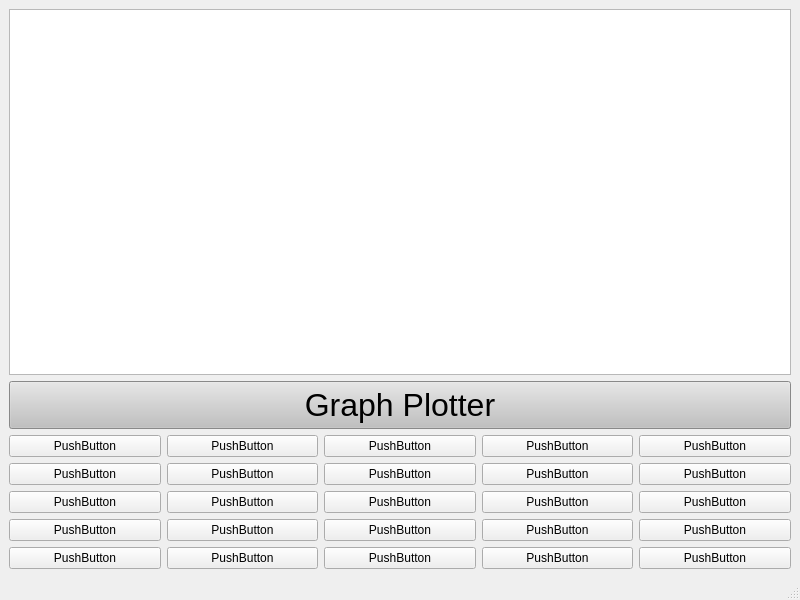
Qt form customPlotTedt/Algebric_Calculator.ui (KaziMuktadirAhmed/ALgebric-Calculator-SPL-1-) before a commit.
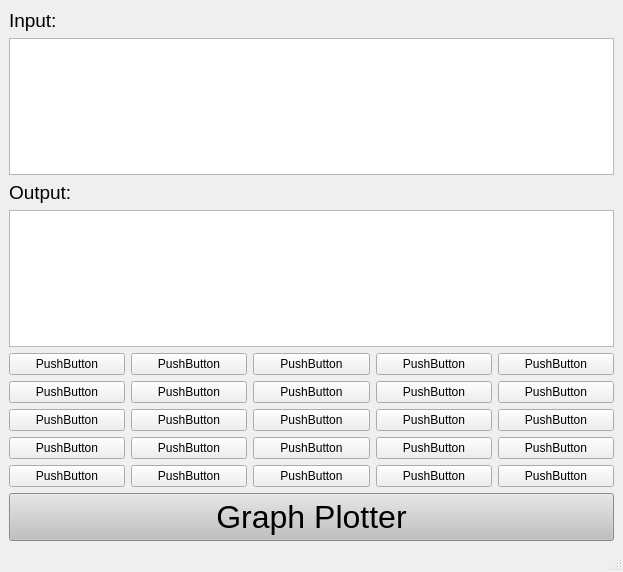
The same form after that commit.

Patch:
```diff
--- a/customPlotTedt/Algebric_Calculator.ui
+++ b/customPlotTedt/Algebric_Calculator.ui
@@ -6,8 +6,8 @@
    <rect>
     <x>0</x>
     <y>0</y>
-    <width>800</width>
-    <height>600</height>
+    <width>623</width>
+    <height>572</height>
    </rect>
   </property>
   <property name="windowTitle">
@@ -15,108 +15,224 @@
   </property>
   <widget class="QWidget" name="centralwidget">
    <layout class="QGridLayout" name="gridLayout">
-    <item row="4" column="3">
-     <widget class="QPushButton" name="pushButton_14">
-      <property name="text">
-       <string>PushButton</string>
-      </property>
-     </widget>
-    </item>
-    <item row="2" column="2">
+    <item row="5" column="2">
      <widget class="QPushButton" name="pushButton_4">
       <property name="text">
        <string>PushButton</string>
       </property>
      </widget>
     </item>
-    <item row="4" column="1">
-     <widget class="QPushButton" name="pushButton_12">
+    <item row="1" column="0" colspan="5">
+     <widget class="QTextEdit" name="input"/>
+    </item>
+    <item row="5" column="1">
+     <widget class="QPushButton" name="pushButton_2">
       <property name="text">
        <string>PushButton</string>
       </property>
      </widget>
     </item>
-    <item row="4" column="0">
-     <widget class="QPushButton" name="pushButton_11">
+    <item row="3" column="0" colspan="5">
+     <widget class="QTextEdit" name="output"/>
+    </item>
+    <item row="7" column="2">
+     <widget class="QPushButton" name="pushButton_13">
+      <property name="text">
+       <string>PushButton</string>
+      </property>
+     </widget>
+    </item>
+    <item row="8" column="3">
+     <widget class="QPushButton" name="pushButton_19">
+      <property name="text">
+       <string>PushButton</string>
+      </property>
+     </widget>
+    </item>
+    <item row="8" column="1">
+     <widget class="QPushButton" name="pushButton_17">
       <property name="text">
        <string>PushButton</string>
       </property>
      </widget>
     </item>
     <item row="5" column="0">
+     <widget class="QPushButton" name="pushButton_3">
+      <property name="text">
+       <string>PushButton</string>
+      </property>
+     </widget>
+    </item>
+    <item row="2" column="0">
+     <widget class="QLabel" name="lbl_output">
+      <property name="sizePolicy">
+       <sizepolicy hsizetype="Preferred" vsizetype="Expanding">
+        <horstretch>0</horstretch>
+        <verstretch>0</verstretch>
+       </sizepolicy>
+      </property>
+      <property name="font">
+       <font>
+        <pointsize>14</pointsize>
+       </font>
+      </property>
+      <property name="text">
+       <string>Output:</string>
+      </property>
+     </widget>
+    </item>
+    <item row="7" column="0">
+     <widget class="QPushButton" name="pushButton_11">
+      <property name="text">
+       <string>PushButton</string>
+      </property>
+     </widget>
+    </item>
+    <item row="8" column="2">
+     <widget class="QPushButton" name="pushButton_18">
+      <property name="text">
+       <string>PushButton</string>
+      </property>
+     </widget>
+    </item>
+    <item row="9" column="3">
+     <widget class="QPushButton" name="pushButton_24">
+      <property name="text">
+       <string>PushButton</string>
+      </property>
+     </widget>
+    </item>
+    <item row="8" column="4">
+     <widget class="QPushButton" name="pushButton_20">
+      <property name="text">
+       <string>PushButton</string>
+      </property>
+     </widget>
+    </item>
+    <item row="0" column="0" colspan="2">
+     <widget class="QLabel" name="lbl_input">
+      <property name="sizePolicy">
+       <sizepolicy hsizetype="Preferred" vsizetype="Expanding">
+        <horstretch>0</horstretch>
+        <verstretch>0</verstretch>
+       </sizepolicy>
+      </property>
+      <property name="font">
+       <font>
+        <pointsize>14</pointsize>
+       </font>
+      </property>
+      <property name="text">
+       <string>Input:</string>
+      </property>
+     </widget>
+    </item>
+    <item row="7" column="3">
+     <widget class="QPushButton" name="pushButton_14">
+      <property name="text">
+       <string>PushButton</string>
+      </property>
+     </widget>
+    </item>
+    <item row="9" column="1">
+     <widget class="QPushButton" name="pushButton_22">
+      <property name="text">
+       <string>PushButton</string>
+      </property>
+     </widget>
+    </item>
+    <item row="9" column="4">
+     <widget class="QPushButton" name="pushButton_25">
+      <property name="text">
+       <string>PushButton</string>
+      </property>
+     </widget>
+    </item>
+    <item row="6" column="4">
+     <widget class="QPushButton" name="pushButton_10">
+      <property name="text">
+       <string>PushButton</string>
+      </property>
+     </widget>
+    </item>
+    <item row="7" column="1">
+     <widget class="QPushButton" name="pushButton_12">
+      <property name="text">
+       <string>PushButton</string>
+      </property>
+     </widget>
+    </item>
+    <item row="5" column="3">
+     <widget class="QPushButton" name="pushButton_5">
+      <property name="text">
+       <string>PushButton</string>
+      </property>
+     </widget>
+    </item>
+    <item row="7" column="4">
+     <widget class="QPushButton" name="pushButton_15">
+      <property name="text">
+       <string>PushButton</string>
+      </property>
+     </widget>
+    </item>
+    <item row="6" column="2">
+     <widget class="QPushButton" name="pushButton_8">
+      <property name="text">
+       <string>PushButton</string>
+      </property>
+     </widget>
+    </item>
+    <item row="8" column="0">
      <widget class="QPushButton" name="pushButton_16">
       <property name="text">
        <string>PushButton</string>
       </property>
      </widget>
     </item>
-    <item row="3" column="1">
+    <item row="6" column="1">
      <widget class="QPushButton" name="pushButton_7">
       <property name="text">
        <string>PushButton</string>
       </property>
      </widget>
     </item>
-    <item row="2" column="4">
-     <widget class="QPushButton" name="pushButton_6">
+    <item row="9" column="0">
+     <widget class="QPushButton" name="pushButton_21">
       <property name="text">
        <string>PushButton</string>
       </property>
      </widget>
     </item>
-    <item row="2" column="3">
-     <widget class="QPushButton" name="pushButton_5">
+    <item row="6" column="3">
+     <widget class="QPushButton" name="pushButton_9">
+      <property name="text">
+       <string>PushButton</string>
+      </property>
+     </widget>
+    </item>
+    <item row="9" column="2">
+     <widget class="QPushButton" name="pushButton_23">
       <property name="text">
        <string>PushButton</string>
       </property>
      </widget>
     </item>
     <item row="5" column="4">
-     <widget class="QPushButton" name="pushButton_20">
+     <widget class="QPushButton" name="pushButton_6">
       <property name="text">
        <string>PushButton</string>
       </property>
      </widget>
     </item>
-    <item row="3" column="0">
+    <item row="6" column="0">
      <widget class="QPushButton" name="pushButton">
       <property name="text">
        <string>PushButton</string>
       </property>
      </widget>
     </item>
-    <item row="0" column="0" colspan="5">
-     <widget class="QTextEdit" name="textEdit"/>
-    </item>
-    <item row="2" column="1">
-     <widget class="QPushButton" name="pushButton_2">
-      <property name="text">
-       <string>PushButton</string>
-      </property>
-     </widget>
-    </item>
-    <item row="4" column="4">
-     <widget class="QPushButton" name="pushButton_15">
-      <property name="text">
-       <string>PushButton</string>
-      </property>
-     </widget>
-    </item>
-    <item row="3" column="3">
-     <widget class="QPushButton" name="pushButton_9">
-      <property name="text">
-       <string>PushButton</string>
-      </property>
-     </widget>
-    </item>
-    <item row="5" column="1">
-     <widget class="QPushButton" name="pushButton_17">
-      <property name="text">
-       <string>PushButton</string>
-      </property>
-     </widget>
-    </item>
-    <item row="1" column="0" colspan="5">
+    <item row="10" column="0" colspan="5">
      <widget class="QPushButton" name="btn_graph_plotter">
       <property name="font">
        <font>
@@ -142,83 +258,6 @@
       </property>
      </widget>
     </item>
-    <item row="5" column="3">
-     <widget class="QPushButton" name="pushButton_19">
-      <property name="text">
-       <string>PushButton</string>
-      </property>
-     </widget>
-    </item>
-    <item row="3" column="2">
-     <widget class="QPushButton" name="pushButton_8">
-      <property name="text">
-       <string>PushButton</string>
-      </property>
-     </widget>
-    </item>
-    <item row="3" column="4">
-     <widget class="QPushButton" name="pushButton_10">
-      <property name="text">
-       <string>PushButton</string>
-      </property>
-     </widget>
-    </item>
-    <item row="2" column="0">
-     <widget class="QPushButton" name="pushButton_3">
-      <property name="text">
-       <string>PushButton</string>
-      </property>
-     </widget>
-    </item>
-    <item row="5" column="2">
-     <widget class="QPushButton" name="pushButton_18">
-      <property name="text">
-       <string>PushButton</string>
-      </property>
-     </widget>
-    </item>
-    <item row="4" column="2">
-     <widget class="QPushButton" name="pushButton_13">
-      <property name="text">
-       <string>PushButton</string>
-      </property>
-     </widget>
-    </item>
-    <item row="6" column="0">
-     <widget class="QPushButton" name="pushButton_21">
-      <property name="text">
-       <string>PushButton</string>
-      </property>
-     </widget>
-    </item>
-    <item row="6" column="1">
-     <widget class="QPushButton" name="pushButton_22">
-      <property name="text">
-       <string>PushButton</string>
-      </property>
-     </widget>
-    </item>
-    <item row="6" column="2">
-     <widget class="QPushButton" name="pushButton_23">
-      <property name="text">
-       <string>PushButton</string>
-      </property>
-     </widget>
-    </item>
-    <item row="6" column="3">
-     <widget class="QPushButton" name="pushButton_24">
-      <property name="text">
-       <string>PushButton</string>
-      </property>
-     </widget>
-    </item>
-    <item row="6" column="4">
-     <widget class="QPushButton" name="pushButton_25">
-      <property name="text">
-       <string>PushButton</string>
-      </property>
-     </widget>
-    </item>
    </layout>
   </widget>
   <widget class="QMenuBar" name="menubar">
```
Left out of the diff: 2 changed lines with no effect on the pictures.
